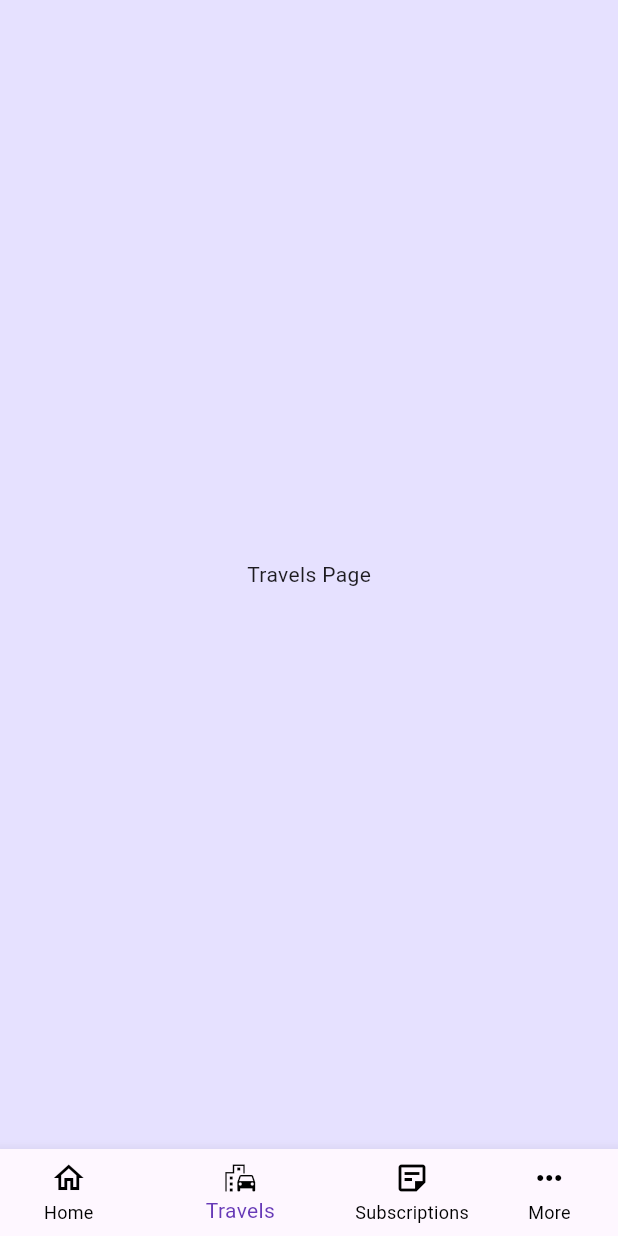
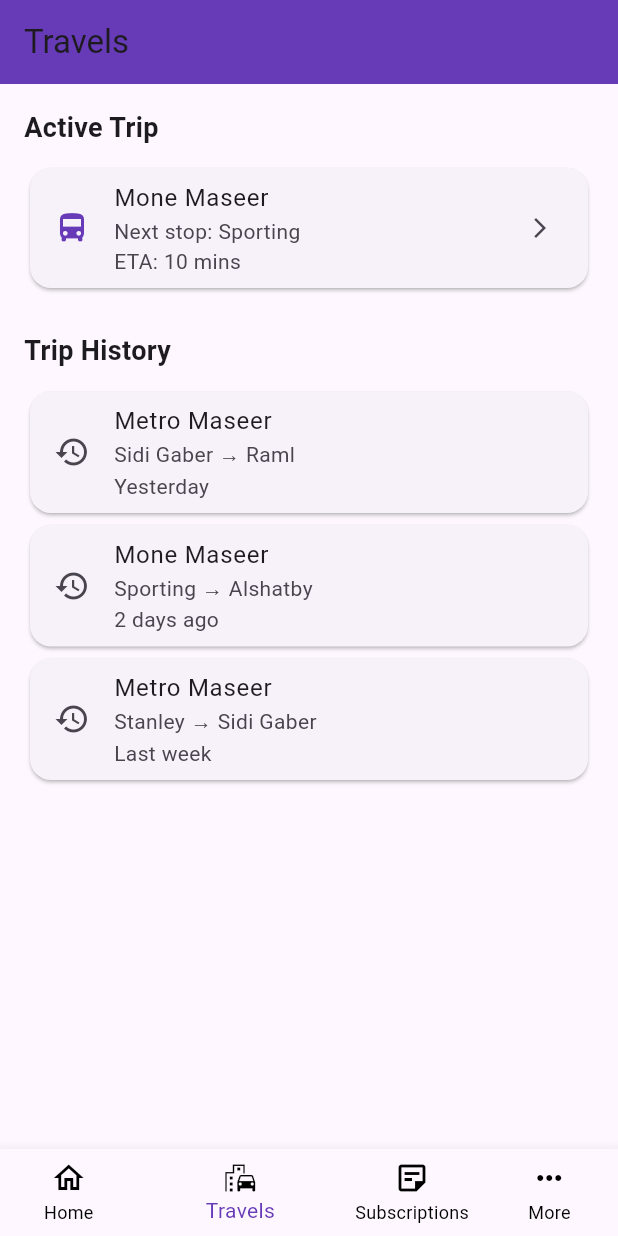
Before and after one commit to AmiraMohamedTaha/Graduation-Project, a Flutter app: the HomePage screen opened directly, item 2 of the bottom bar chosen, on a phone screen of 412 x 824 dp. Run offline on Flutter 3.47's test engine with Material 3 defaults, Android fonts, the phone set to English and light mode, and no system bars.

Commit message:
last with travel page

```diff
--- a/transityx/lib/main.dart
+++ b/transityx/lib/main.dart
@@ -371,7 +371,7 @@ class _HomePageState extends State<HomePage> {
           ),
         ],
       ),
-      const Center(child: Text("Travels Page")),
+      const TravelsPage(),
       const Center(child: Text("Subscriptions Page")),
       const MorePage(), // More page
     ];
@@ -592,3 +592,84 @@ class MorePage extends StatelessWidget {
     );
   }
 }
+
+/* ===================== TRAVELS PAGE ===================== */
+class TravelsPage extends StatelessWidget {
+  const TravelsPage({super.key});
+
+  @override
+  Widget build(BuildContext context) {
+    return Scaffold(
+      appBar: AppBar(
+        title: const Text("Travels"),
+        backgroundColor: Colors.deepPurple,
+      ),
+      body: ListView(
+        padding: const EdgeInsets.all(16),
+        children: [
+          /* ===== Active Trip ===== */
+          const Text(
+            "Active Trip",
+            style: TextStyle(fontSize: 18, fontWeight: FontWeight.bold),
+          ),
+          const SizedBox(height: 10),
+
+          Card(
+            shape:
+                RoundedRectangleBorder(borderRadius: BorderRadius.circular(14)),
+            child: ListTile(
+              leading: const Icon(Icons.directions_bus,
+                  color: Colors.deepPurple),
+              title: const Text("Mone Maseer"),
+              subtitle: const Text(
+                "Next stop: Sporting\nETA: 10 mins",
+              ),
+              trailing: const Icon(Icons.arrow_forward_ios, size: 16),
+              onTap: () {},
+            ),
+          ),
+
+          const SizedBox(height: 25),
+
+          /* ===== Trip History ===== */
+          const Text(
+            "Trip History",
+            style: TextStyle(fontSize: 18, fontWeight: FontWeight.bold),
+          ),
+          const SizedBox(height: 10),
+
+          _historyCard(
+            bus: "Metro Maseer",
+            route: "Sidi Gaber → Raml",
+            date: "Yesterday",
+          ),
+          _historyCard(
+            bus: "Mone Maseer",
+            route: "Sporting → Alshatby",
+            date: "2 days ago",
+          ),
+          _historyCard(
+            bus: "Metro Maseer",
+            route: "Stanley → Sidi Gaber",
+            date: "Last week",
+          ),
+        ],
+      ),
+    );
+  }
+
+  static Widget _historyCard({
+    required String bus,
+    required String route,
+    required String date,
+  }) {
+    return Card(
+      shape: RoundedRectangleBorder(borderRadius: BorderRadius.circular(14)),
+      child: ListTile(
+        leading: const Icon(Icons.history),
+        title: Text(bus),
+        subtitle: Text("$route\n$date"),
+      ),
+    );
+  }
+}
```
